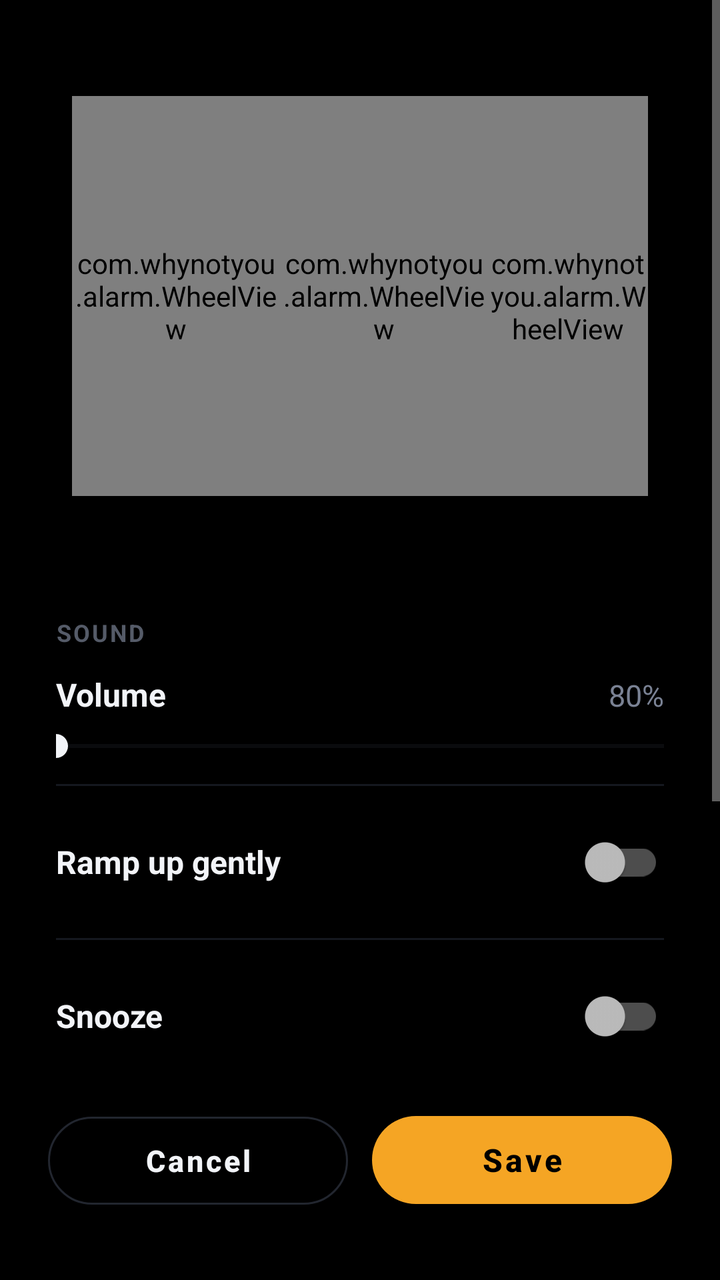
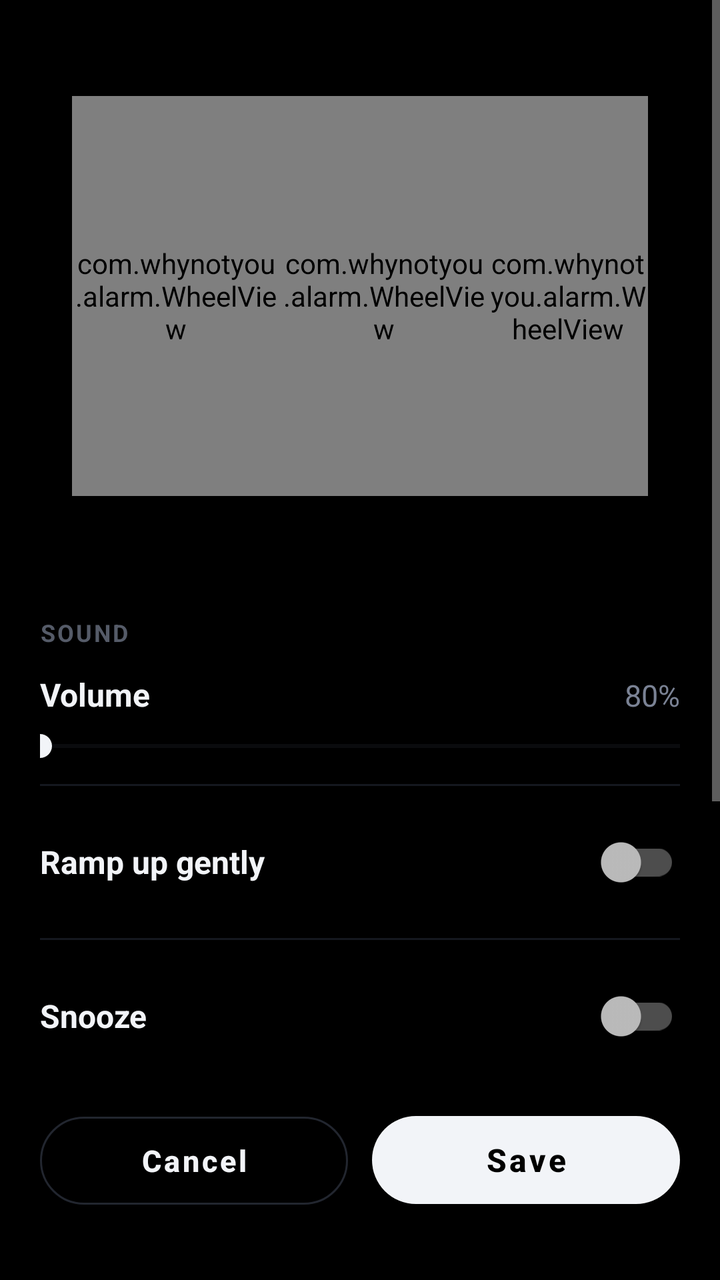

Two renders of the same Android screen: before a commit and after it. Below are the layout's source before the change and the commit's diff.
<!-- AndroidManifest.xml: application theme Theme.WhyNotYou -->
<!-- res/layout/activity_alarm_detail.xml -->
<?xml version="1.0" encoding="utf-8"?>
<FrameLayout xmlns:android="http://schemas.android.com/apk/res/android"
    android:layout_width="match_parent"
    android:layout_height="match_parent"
    android:background="#000000">

    <ScrollView
        android:layout_width="match_parent"
        android:layout_height="match_parent">

        <LinearLayout
            android:layout_width="match_parent"
            android:layout_height="wrap_content"
            android:orientation="vertical"
            android:paddingStart="28dp"
            android:paddingTop="48dp"
            android:paddingEnd="28dp"
            android:paddingBottom="140dp">

            <LinearLayout
                android:layout_width="match_parent"
                android:layout_height="wrap_content"
                android:gravity="center"
                android:orientation="horizontal">
                <com.whynotyou.alarm.WheelView android:id="@+id/wheel_h" android:layout_width="104dp" android:layout_height="200dp" />
                <com.whynotyou.alarm.WheelView android:id="@+id/wheel_m" android:layout_width="104dp" android:layout_height="200dp" />
                <com.whynotyou.alarm.WheelView android:id="@+id/wheel_ap" android:layout_width="80dp" android:layout_height="200dp" />
            </LinearLayout>

            <LinearLayout
                android:id="@+id/row_days"
                android:layout_width="wrap_content"
                android:layout_height="wrap_content"
                android:layout_gravity="center_horizontal"
                android:layout_marginTop="24dp"
                android:orientation="horizontal" />

            <TextView style="@style/Caption" android:layout_marginTop="36dp" android:text="Sound" />

            <LinearLayout
                android:layout_width="match_parent"
                android:layout_height="wrap_content"
                android:layout_marginTop="12dp"
                android:orientation="vertical">
                <LinearLayout android:layout_width="match_parent" android:layout_height="wrap_content" android:orientation="horizontal">
                    <TextView style="@style/RowLabel" android:text="Volume" />
                    <TextView android:id="@+id/txt_volume" style="@style/RowValue" android:text="80%" />
                </LinearLayout>
                <SeekBar
                    android:id="@+id/seek_volume"
                    android:layout_width="match_parent"
                    android:layout_height="wrap_content"
                    android:layout_marginTop="6dp"
                    android:max="100"
                    android:paddingStart="0dp"
                    android:paddingEnd="0dp"
                    android:progressTint="#F5A524"
                    android:progressBackgroundTint="#22262F"
                    android:thumbTint="#F2F4F8" />
            </LinearLayout>
            <View android:layout_width="match_parent" android:layout_height="1dp" android:layout_marginTop="10dp" android:background="#15181F" />

            <LinearLayout style="@style/Row">
                <TextView style="@style/RowLabel" android:text="Ramp up gently" />
                <androidx.appcompat.widget.SwitchCompat android:id="@+id/sw_ramp" android:layout_width="wrap_content" android:layout_height="wrap_content" />
            </LinearLayout>
            <View android:layout_width="match_parent" android:layout_height="1dp" android:background="#15181F" />

            <LinearLayout style="@style/Row">
                <TextView style="@style/RowLabel" android:text="Snooze" />
                <androidx.appcompat.widget.SwitchCompat android:id="@+id/sw_snooze" android:layout_width="wrap_content" android:layout_height="wrap_content" />
            </LinearLayout>
            <View android:layout_width="match_parent" android:layout_height="1dp" android:background="#15181F" />

            <TextView style="@style/Caption" android:layout_marginTop="36dp" android:text="After you stop it" />

            <LinearLayout style="@style/Row" android:layout_marginTop="4dp">
                <TextView style="@style/RowLabel" android:text="Message" />
                <androidx.appcompat.widget.SwitchCompat android:id="@+id/sw_message" android:layout_width="wrap_content" android:layout_height="wrap_content" />
            </LinearLayout>
            <View android:layout_width="match_parent" android:layout_height="1dp" android:background="#15181F" />

            <LinearLayout style="@style/Row">
                <TextView style="@style/RowLabel" android:text="Read my day" />
                <androidx.appcompat.widget.SwitchCompat android:id="@+id/sw_brief" android:layout_width="wrap_content" android:layout_height="wrap_content" />
            </LinearLayout>
            <View android:layout_width="match_parent" android:layout_height="1dp" android:background="#15181F" />

            <LinearLayout android:id="@+id/row_voice" style="@style/Row" android:background="?android:attr/selectableItemBackground">
                <TextView style="@style/RowLabel" android:text="Voice" />
                <TextView android:id="@+id/txt_voice" style="@style/RowValue" android:text="Sky" />
                <ImageView android:layout_width="18dp" android:layout_height="18dp" android:layout_marginStart="8dp" android:src="@drawable/ic_chevron" android:tint="#7A8294" android:importantForAccessibility="no" />
            </LinearLayout>
            <View android:layout_width="match_parent" android:layout_height="1dp" android:background="#15181F" />

            <Button
                android:id="@+id/btn_delete"
                style="@style/TextButton"
                android:layout_width="wrap_content"
                android:layout_height="44dp"
                android:layout_gravity="center_horizontal"
                android:layout_marginTop="24dp"
                android:text="Delete alarm" />
        </LinearLayout>
    </ScrollView>

    <LinearLayout
        android:layout_width="match_parent"
        android:layout_height="wrap_content"
        android:layout_gravity="bottom"
        android:background="#000000"
        android:orientation="horizontal"
        android:paddingStart="24dp"
        android:paddingTop="12dp"
        android:paddingEnd="24dp"
        android:paddingBottom="32dp">
        <Button
            android:id="@+id/btn_cancel"
            style="@style/OutlineButton"
            android:layout_width="0dp"
            android:layout_height="56dp"
            android:layout_marginEnd="6dp"
            android:layout_weight="1"
            android:text="Cancel" />
        <Button
            android:id="@+id/btn_save"
            style="@style/PrimaryButton"
            android:layout_width="0dp"
            android:layout_marginStart="6dp"
            android:layout_weight="1"
            android:text="Save" />
    </LinearLayout>
</FrameLayout>
<!-- resources referenced by this layout -->
<resources>
  <style name="Caption">
          <item name="android:layout_width">wrap_content</item>
          <item name="android:layout_height">wrap_content</item>
          <item name="android:textColor">#555B68</item>
          <item name="android:textSize">12sp</item>
          <item name="android:textStyle">bold</item>
          <item name="android:letterSpacing">0.08</item>
          <item name="android:textAllCaps">true</item>
      </style>
  <style name="PrimaryButton" parent="Widget.MaterialComponents.Button">
          <item name="android:layout_width">match_parent</item>
          <item name="android:layout_height">56dp</item>
          <item name="android:textAllCaps">false</item>
          <item name="android:textStyle">bold</item>
          <item name="android:textSize">16sp</item>
          <item name="backgroundTint">#F5A524</item>
          <item name="android:textColor">#000000</item>
          <item name="cornerRadius">28dp</item>
      </style>
  <style name="Row">
          <item name="android:layout_width">match_parent</item>
          <item name="android:layout_height">wrap_content</item>
          <item name="android:minHeight">56dp</item>
          <item name="android:orientation">horizontal</item>
          <item name="android:gravity">center_vertical</item>
          <item name="android:paddingTop">14dp</item>
          <item name="android:paddingBottom">14dp</item>
      </style>
  <style name="RowLabel">
          <item name="android:layout_width">0dp</item>
          <item name="android:layout_height">wrap_content</item>
          <item name="android:layout_weight">1</item>
          <item name="android:textColor">#F2F4F8</item>
          <item name="android:textSize">16sp</item>
          <item name="android:textStyle">bold</item>
      </style>
  <style name="RowValue">
          <item name="android:layout_width">wrap_content</item>
          <item name="android:layout_height">wrap_content</item>
          <item name="android:textColor">#7A8294</item>
          <item name="android:textSize">15sp</item>
      </style>
  <style name="TextButton" parent="Widget.MaterialComponents.Button.TextButton">
          <item name="android:textAllCaps">false</item>
          <item name="android:textStyle">bold</item>
          <item name="android:textSize">14sp</item>
          <item name="android:textColor">#7A8294</item>
          <item name="android:minHeight">44dp</item>
      </style>
  <style name="Theme.WhyNotYou" parent="Theme.MaterialComponents.NoActionBar">
          <item name="colorPrimary">#F5A524</item>
          <item name="colorOnPrimary">#000000</item>
          <item name="colorSecondary">#F5A524</item>
          <item name="colorAccent">#F5A524</item>
          <item name="android:statusBarColor">#000000</item>
          <item name="android:navigationBarColor">#000000</item>
          <item name="android:windowBackground">#000000</item>
          <item name="android:textColorPrimary">#F2F4F8</item>
          <item name="android:colorControlActivated">#F5A524</item>
          <item name="android:timePickerStyle">@style/TimePickerDark</item>
          <item name="android:alertDialogTheme">@style/DialogDark</item>
          <item name="materialAlertDialogTheme">@style/DialogDark</item>
      </style>
  <style name="TimePickerDark" parent="android:Widget.Material.TimePicker">
          <item name="android:headerBackground">#0B0D12</item>
          <item name="android:numbersBackgroundColor">#15181F</item>
          <item name="android:numbersSelectorColor">#F5A524</item>
          <item name="android:numbersTextColor">#F2F4F8</item>
      </style>
  <style name="DialogDark" parent="Theme.MaterialComponents.Dialog">
          <item name="colorPrimary">#F5A524</item>
          <item name="colorAccent">#F5A524</item>
          <item name="android:background">#0B0D12</item>
          <item name="android:textColorPrimary">#F2F4F8</item>
          <item name="android:textColorSecondary">#7A8294</item>
      </style>
  <!-- unchanged entries left out for length: 2 -->
</resources>

<!-- the commit's change to res/layout/activity_alarm_detail.xml (unified diff, before → after) -->
@@ -12,9 +12,9 @@
             android:layout_width="match_parent"
             android:layout_height="wrap_content"
             android:orientation="vertical"
-            android:paddingStart="28dp"
+            android:paddingStart="20dp"
             android:paddingTop="48dp"
-            android:paddingEnd="28dp"
+            android:paddingEnd="20dp"
             android:paddingBottom="140dp">
 
             <LinearLayout
@@ -54,7 +54,7 @@
                     android:max="100"
                     android:paddingStart="0dp"
                     android:paddingEnd="0dp"
-                    android:progressTint="#F5A524"
+                    android:progressTint="#F2F4F8"
                     android:progressBackgroundTint="#22262F"
                     android:thumbTint="#F2F4F8" />
             </LinearLayout>
@@ -110,9 +110,9 @@
         android:layout_gravity="bottom"
         android:background="#000000"
         android:orientation="horizontal"
-        android:paddingStart="24dp"
+        android:paddingStart="20dp"
         android:paddingTop="12dp"
-        android:paddingEnd="24dp"
+        android:paddingEnd="20dp"
         android:paddingBottom="32dp">
         <Button
             android:id="@+id/btn_cancel"
<!-- resource entries referenced after the edit -->
@@ -15,7 +15,7 @@
           <item name="android:textAllCaps">false</item>
           <item name="android:textStyle">bold</item>
           <item name="android:textSize">16sp</item>
-          <item name="backgroundTint">#F5A524</item>
+          <item name="backgroundTint">#F2F4F8</item>
           <item name="android:textColor">#000000</item>
           <item name="cornerRadius">28dp</item>
       </style>
@@ -50,15 +50,15 @@
           <item name="android:minHeight">44dp</item>
       </style>
   <style name="Theme.WhyNotYou" parent="Theme.MaterialComponents.NoActionBar">
-          <item name="colorPrimary">#F5A524</item>
+          <item name="colorPrimary">#F2F4F8</item>
           <item name="colorOnPrimary">#000000</item>
-          <item name="colorSecondary">#F5A524</item>
-          <item name="colorAccent">#F5A524</item>
+          <item name="colorSecondary">#F2F4F8</item>
+          <item name="colorAccent">#F2F4F8</item>
           <item name="android:statusBarColor">#000000</item>
           <item name="android:navigationBarColor">#000000</item>
           <item name="android:windowBackground">#000000</item>
           <item name="android:textColorPrimary">#F2F4F8</item>
-          <item name="android:colorControlActivated">#F5A524</item>
+          <item name="android:colorControlActivated">#F2F4F8</item>
           <item name="android:timePickerStyle">@style/TimePickerDark</item>
           <item name="android:alertDialogTheme">@style/DialogDark</item>
           <item name="materialAlertDialogTheme">@style/DialogDark</item>
@@ -66,12 +66,12 @@
   <style name="TimePickerDark" parent="android:Widget.Material.TimePicker">
           <item name="android:headerBackground">#0B0D12</item>
           <item name="android:numbersBackgroundColor">#15181F</item>
-          <item name="android:numbersSelectorColor">#F5A524</item>
+          <item name="android:numbersSelectorColor">#F2F4F8</item>
           <item name="android:numbersTextColor">#F2F4F8</item>
       </style>
   <style name="DialogDark" parent="Theme.MaterialComponents.Dialog">
-          <item name="colorPrimary">#F5A524</item>
-          <item name="colorAccent">#F5A524</item>
+          <item name="colorPrimary">#F2F4F8</item>
+          <item name="colorAccent">#F2F4F8</item>
           <item name="android:background">#0B0D12</item>
           <item name="android:textColorPrimary">#F2F4F8</item>
           <item name="android:textColorSecondary">#7A8294</item>
